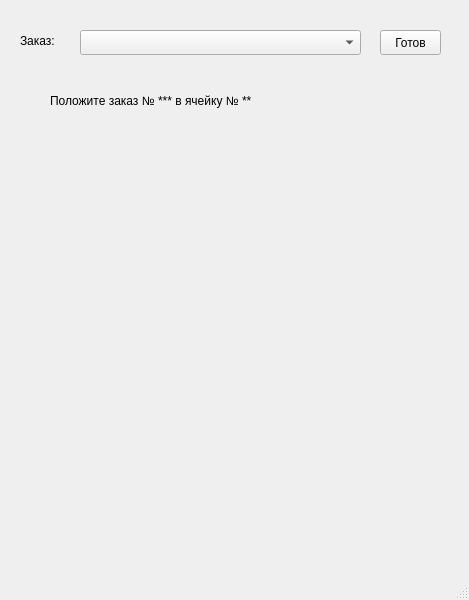
Old version of the form cladman.ui in the repository Furious-Fox/IoT_samsung.
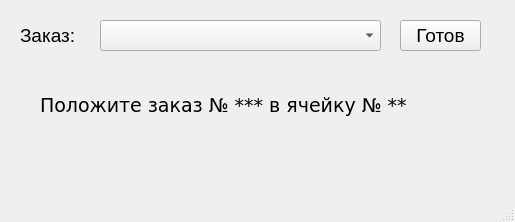
New version of the form.

Diff of the .ui file:
```diff
--- a/cladman.ui
+++ b/cladman.ui
@@ -6,8 +6,8 @@
    <rect>
     <x>0</x>
     <y>0</y>
-    <width>469</width>
-    <height>600</height>
+    <width>515</width>
+    <height>222</height>
    </rect>
   </property>
   <property name="windowTitle">
@@ -17,22 +17,32 @@
    <widget class="QComboBox" name="comboBox">
     <property name="geometry">
      <rect>
-      <x>80</x>
-      <y>30</y>
+      <x>100</x>
+      <y>20</y>
       <width>281</width>
-      <height>25</height>
+      <height>31</height>
      </rect>
     </property>
+    <property name="font">
+     <font>
+      <pointsize>14</pointsize>
+     </font>
+    </property>
    </widget>
    <widget class="QPushButton" name="pushButton">
     <property name="geometry">
      <rect>
-      <x>380</x>
-      <y>30</y>
-      <width>61</width>
-      <height>25</height>
+      <x>400</x>
+      <y>20</y>
+      <width>81</width>
+      <height>31</height>
      </rect>
     </property>
+    <property name="font">
+     <font>
+      <pointsize>14</pointsize>
+     </font>
+    </property>
     <property name="text">
      <string>Готов</string>
     </property>
@@ -41,11 +51,16 @@
     <property name="geometry">
      <rect>
       <x>20</x>
-      <y>30</y>
-      <width>51</width>
-      <height>21</height>
+      <y>20</y>
+      <width>81</width>
+      <height>31</height>
      </rect>
     </property>
+    <property name="font">
+     <font>
+      <pointsize>14</pointsize>
+     </font>
+    </property>
     <property name="text">
      <string>Заказ: </string>
     </property>
@@ -53,12 +68,18 @@
    <widget class="QLabel" name="label_2">
     <property name="geometry">
      <rect>
-      <x>50</x>
+      <x>40</x>
       <y>90</y>
-      <width>361</width>
-      <height>21</height>
+      <width>411</width>
+      <height>31</height>
      </rect>
     </property>
+    <property name="font">
+     <font>
+      <family>DejaVu Sans</family>
+      <pointsize>14</pointsize>
+     </font>
+    </property>
     <property name="text">
      <string>Положите заказ № *** в ячейку № **</string>
     </property>
```
Left out of the diff: 2 changed lines with no effect on the pictures.
